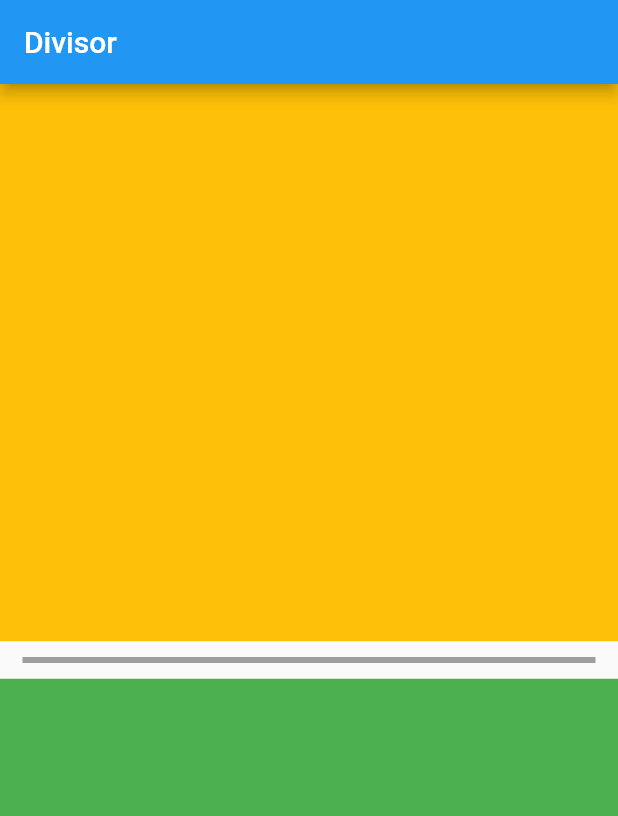
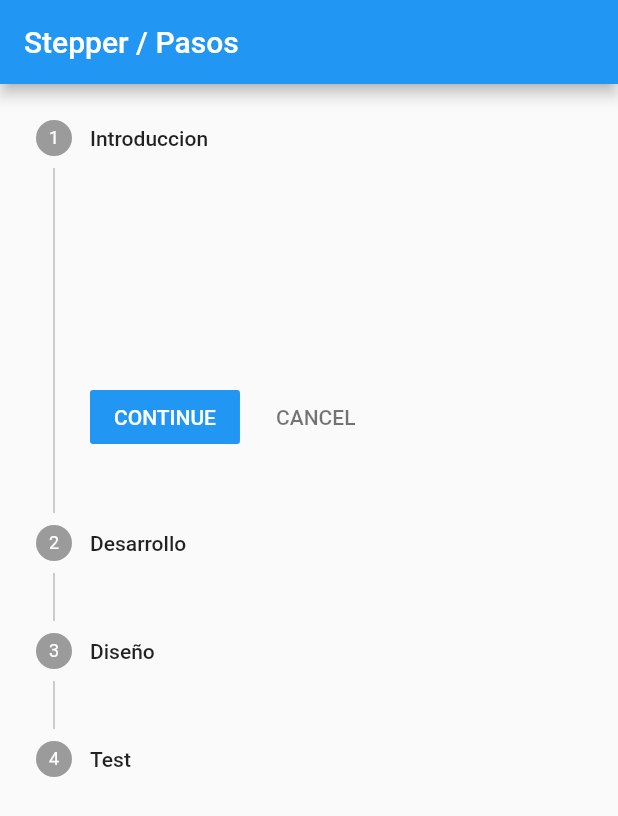
Before and after one commit to EmmanuelHm/basic_components_flutter, a Flutter app: the screen it shows after launch, on a phone screen of 412 x 824 dp. Shown: the top 816 px of the screen. Run offline on Flutter 3.47's test engine with Material 2 defaults, Android fonts, the light colour scheme and no system bars.

Commit message:
Utilizando el widget 'Stepper' en flutter

```diff
--- /dev/null
+++ b/lib/AdvancedWidgets/14.Stepper/Pasos.dart
@@ -0,0 +1,62 @@
+import 'package:flutter/material.dart';
+
+class Pasos extends StatefulWidget {
+  const Pasos({Key? key}) : super(key: key);
+
+  @override
+  _PasosState createState() => _PasosState();
+}
+
+class _PasosState extends State<Pasos> {
+  int _currentStep = 0;
+
+  @override
+  Widget build(BuildContext context) {
+    return Scaffold(
+      appBar: AppBar(
+        title: Text("Stepper / Pasos"),
+      ),
+      body: Stepper(
+        currentStep: _currentStep,
+        onStepContinue: () {
+          if (_currentStep >= 3) return;
+          setState(() {
+            _currentStep++;
+          });
+        },
+        onStepCancel: () {
+          if (_currentStep <= 0) return;
+          setState(() {
+            _currentStep--;
+          });
+        },
+        steps: [
+          Step(
+              title: Text("Introduccion"),
+              content: SizedBox(
+                width: 110,
+                height: 110,
+              )),
+          Step(
+              title: Text("Desarrollo"),
+              content: SizedBox(
+                width: 110,
+                height: 110,
+              )),
+          Step(
+              title: Text("Diseño"),
+              content: SizedBox(
+                width: 110,
+                height: 110,
+              )),
+          Step(
+              title: Text("Test"),
+              content: SizedBox(
+                width: 110,
+                height: 110,
+              )),
+        ],
+      ),
+    );
+  }
+}
--- a/lib/main.dart
+++ b/lib/main.dart
@@ -1,5 +1,5 @@
 import 'package:flutter/material.dart';
-import 'package:basic_components_flutter/AdvancedWidgets/13.Divisor/Divisor.dart';
+import 'package:basic_components_flutter/AdvancedWidgets/14.Stepper/Pasos.dart';
 
 void main() => runApp(MyApp());
 
@@ -15,9 +15,9 @@ class MyApp extends StatelessWidget {
       // home: BackData(),
 
       // Sistema de Rutas
-      initialRoute: 'divisor',
+      initialRoute: 'pasos',
       routes: {
-        'divisor': (context) => Divisor(),
+        'pasos': (context) => Pasos(),
       },
     );
   }
```
Also changed, not shown: lib/AdvancedWidgets/14.Stepper/stepper1.png (added), lib/AdvancedWidgets/14.Stepper/stepper2.png (added).
